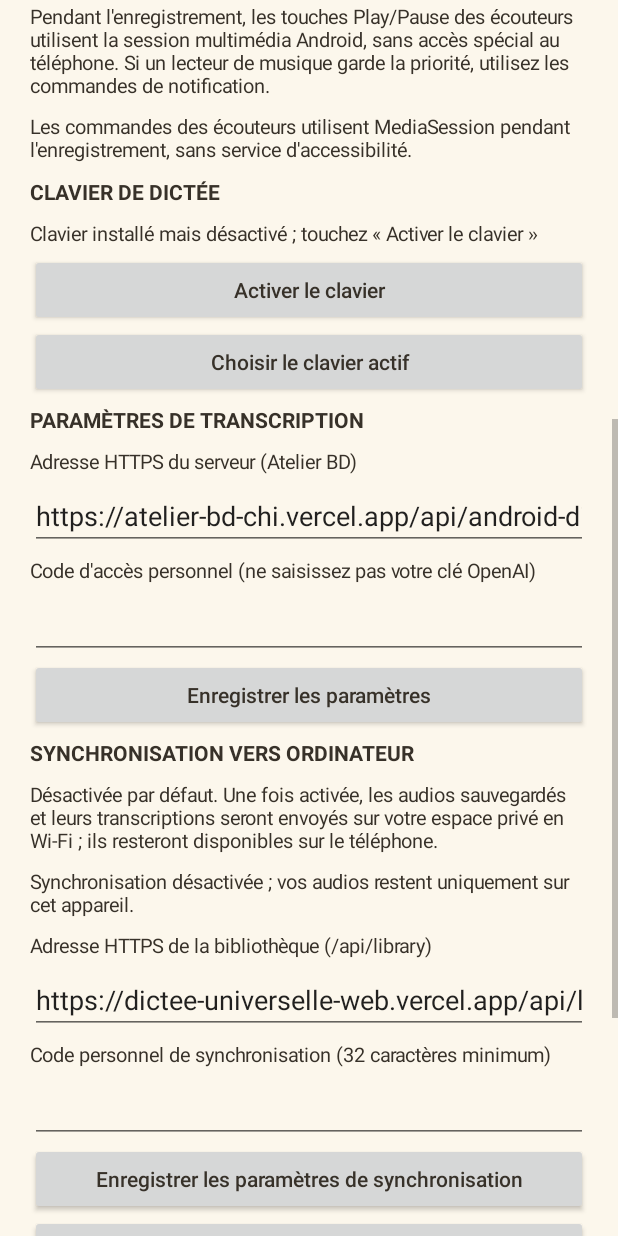
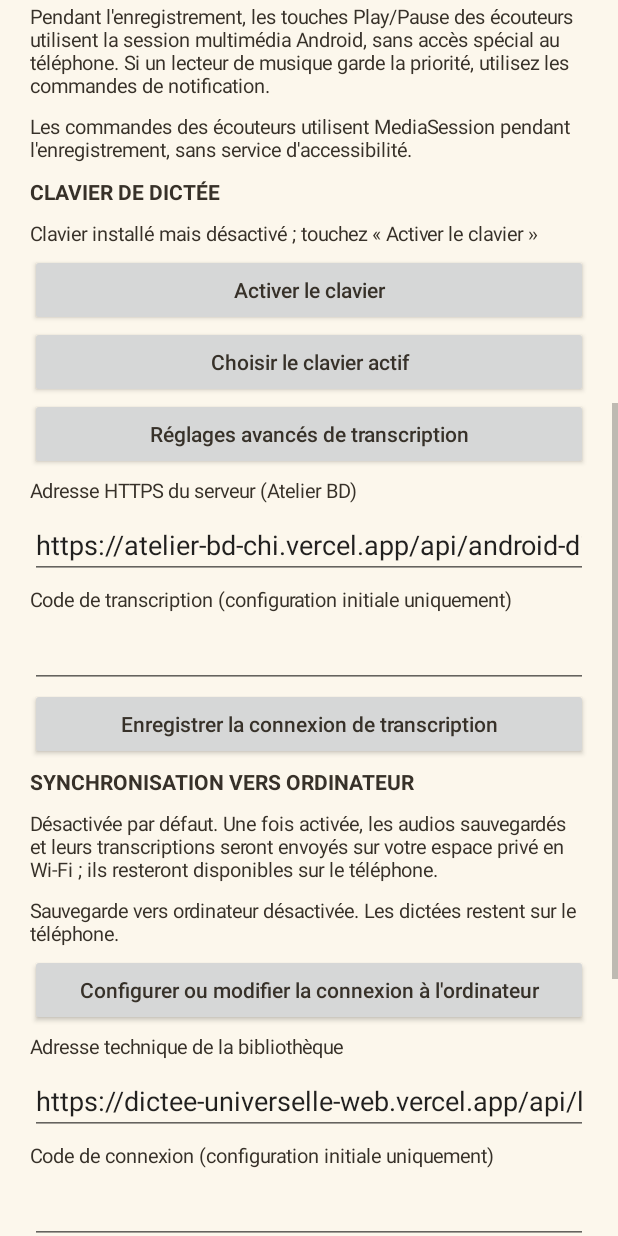
Before and after one commit to Vincladef/dictee-universelle-android, an Android app: the screen it shows after launch (MainActivity), scrolled down 576 dp, on a phone screen of 412 x 824 dp. Run offline under Robolectric (Android 15) with nearby library versions, the phone set to English and light mode, and no system bars.

Commit message:
release: v0.9.2 Android 14 sync stability and simplified settings
* fix(android14): declare ACCESS_NETWORK_STATE for Wi-Fi JobScheduler constraints

* fix: prevent scheduled sync errors from crashing Android activity or keyboard

* fix(ux): hide technical credentials after setup and make sync failure nonfatal

* test(android): reproduce enabled-sync startup crash on Android API 34

* release: Dictée universelle 0.9.2 Android 14 sync crash fix

```diff
--- a/android/app/build.gradle.kts
+++ b/android/app/build.gradle.kts
@@ -7,8 +7,8 @@ android {
         applicationId = "fr.denizot.dictee.inline"
         minSdk = 26
         targetSdk = 35
-        versionCode = 11
-        versionName = "0.9.1"
+        versionCode = 12
+        versionName = "0.9.2"
     }
 
     signingConfigs {
@@ -26,7 +26,7 @@ android {
     }
     buildTypes {
         getByName("debug") {
-            applicationIdSuffix = ".testv091"
+            applicationIdSuffix = ".testv092"
             versionNameSuffix = "-test"
         }
         getByName("release") {
--- a/android/app/src/main/AndroidManifest.xml
+++ b/android/app/src/main/AndroidManifest.xml
@@ -4,6 +4,7 @@
     <uses-permission android:name="android.permission.FOREGROUND_SERVICE_MICROPHONE" />
     <uses-permission android:name="android.permission.POST_NOTIFICATIONS" />
     <uses-permission android:name="android.permission.INTERNET" />
+    <uses-permission android:name="android.permission.ACCESS_NETWORK_STATE" />
     <application android:label="Dictée universelle" android:theme="@android:style/Theme.Material.Light.NoActionBar" android:allowBackup="false" android:usesCleartextTraffic="false">
         <activity android:name=".MicrophonePermissionActivity" android:exported="false" android:theme="@android:style/Theme.Translucent.NoTitleBar" />
         <activity android:name=".MainActivity" android:exported="true" android:windowSoftInputMode="adjustResize">
--- a/android/app/src/main/java/fr/denizot/dictee/MainActivity.kt
+++ b/android/app/src/main/java/fr/denizot/dictee/MainActivity.kt
@@ -136,54 +136,69 @@ class MainActivity : Activity() {
         root.addView(button("Choisir le clavier actif") {
             (getSystemService(INPUT_METHOD_SERVICE) as InputMethodManager).showInputMethodPicker()
         })
-        root.addView(text("PARAMÈTRES DE TRANSCRIPTION", 14f, true))
-        root.addView(text("Adresse HTTPS du serveur (Atelier BD)", 13f))
+        val transcriptionSettings = column()
+        root.addView(button("Réglages avancés de transcription") {
+            transcriptionSettings.visibility =
+                if (transcriptionSettings.visibility == View.VISIBLE) View.GONE else View.VISIBLE
+        })
+        root.addView(transcriptionSettings)
+        transcriptionSettings.visibility = if (DictationSettings.token(this).isBlank()) View.VISIBLE else View.GONE
+        transcriptionSettings.addView(text("Adresse HTTPS du serveur (Atelier BD)", 13f))
         endpointField = EditText(this).apply {
             setSingleLine(true); inputType = InputType.TYPE_CLASS_TEXT or InputType.TYPE_TEXT_VARIATION_URI
             setText(DictationSettings.endpoint(this@MainActivity))
         }
-        root.addView(endpointField)
-        root.addView(text("Code d'accès personnel (ne saisissez pas votre clé OpenAI)", 13f))
+        transcriptionSettings.addView(endpointField)
+        transcriptionSettings.addView(text("Code de transcription (configuration initiale uniquement)", 13f))
         tokenField = EditText(this).apply {
             setSingleLine(true); inputType = InputType.TYPE_CLASS_TEXT or InputType.TYPE_TEXT_VARIATION_PASSWORD
             setText(DictationSettings.token(this@MainActivity))
         }
-        root.addView(tokenField)
-        root.addView(button("Enregistrer les paramètres") {
+        transcriptionSettings.addView(tokenField)
+        transcriptionSettings.addView(button("Enregistrer la connexion de transcription") {
             val endpoint = endpointField.text.toString().trim()
             if (!endpoint.startsWith("https://")) {
                 toast("Une adresse HTTPS est nécessaire")
             } else {
                 DictationSettings.save(this, endpoint, tokenField.text.toString())
-                toast("Paramètres enregistrés")
+                transcriptionSettings.visibility = View.GONE
+                toast("Connexion de transcription enregistrée")
             }
         })
         root.addView(text("SYNCHRONISATION VERS ORDINATEUR", 14f, true))
         root.addView(text("Désactivée par défaut. Une fois activée, les audios sauvegardés et leurs transcriptions seront envoyés sur votre espace privé en Wi-Fi ; ils resteront disponibles sur le téléphone.", 13f))
         syncStatus = text("Chargement des paramètres…", 13f)
         root.addView(syncStatus)
-        root.addView(text("Adresse HTTPS de la bibliothèque (/api/library)", 13f))
+        val syncSettings = column()
+        root.addView(button("Configurer ou modifier la connexion à l'ordinateur") {
+            syncSettings.visibility =
+                if (syncSettings.visibility == View.VISIBLE) View.GONE else View.VISIBLE
+        })
+        root.addView(syncSettings)
+        syncSettings.visibility = if (SyncConfig.token(this).isBlank()) View.VISIBLE else View.GONE
+        syncSettings.addView(text("Adresse technique de la bibliothèque", 13f))
         syncEndpointField = EditText(this).apply {
             setSingleLine(true)
             inputType = InputType.TYPE_CLASS_TEXT or InputType.TYPE_TEXT_VARIATION_URI
             setText(SyncConfig.url(this@MainActivity))
         }
-        root.addView(syncEndpointField)
-        root.addView(text("Code personnel de synchronisation (32 caractères minimum)", 13f))
+        syncSettings.addView(syncEndpointField)
+        syncSettings.addView(text("Code de connexion (configuration initiale uniquement)", 13f))
         syncTokenField = EditText(this).apply {
             setSingleLine(true)
             inputType = InputType.TYPE_CLASS_TEXT or InputType.TYPE_TEXT_VARIATION_PASSWORD
             setText(SyncConfig.token(this@MainActivity))
         }
-        root.addView(syncTokenField)
-        root.addView(button("Enregistrer les paramètres de synchronisation") {
+        syncSettings.addView(syncTokenField)
+        syncSettings.addView(button("Enregistrer la connexion à l'ordinateur") {
             val endpoint = syncEndpointField.text.toString().trim()
             val code = syncTokenField.text.toString().trim()
             if (!endpoint.startsWith("https://") || !endpoint.endsWith("/api/library") || code.length < 32)
                 toast("Adresse /api/library HTTPS et code de 32 caractères requis")
             else {
                 SyncConfig.save(this, endpoint, code)
-                toast("Paramètres enregistrés")
+                syncSettings.visibility = View.GONE
+                toast("Connexion enregistrée")
                 updateSyncUi()
             }
         })
@@ -193,8 +208,11 @@ class MainActivity : Activity() {
                 toast("Enregistrez d'abord l'adresse et le code"); return@button
             }
             SyncConfig.enable(this, enable)
-            if (enable) { AudioSync.schedulePeriodic(this); AudioSync.scheduleOnce(this) }
-            else AudioSync.cancel(this)
+            if (enable) {
+                if (AudioSync.schedulePeriodic(this)) AudioSync.scheduleOnce(this)
+                if (!SyncConfig.enabled(this))
+                    toast("Synchronisation suspendue : vérifiez la connexion. Les dictées restent enregistrées.")
+            } else AudioSync.cancel(this)
             updateSyncUi()
         }
         root.addView(syncToggle)
@@ -225,6 +243,7 @@ class MainActivity : Activity() {
         setContentView(scroll)
         store.recoverAbandonedSessions()
         AudioSync.schedulePeriodic(this)
+        updateSyncUi()
         refreshHistory()
         refreshKeyboardStatus()
         handler.post(object : Runnable {
@@ -251,8 +270,12 @@ class MainActivity : Activity() {
     private fun updateSyncUi() {
         syncToggle.text = if (SyncConfig.enabled(this)) "Désactiver la synchronisation"
             else "Activer la synchronisation"
-        syncStatus.text = if (SyncConfig.enabled(this)) "Synchronisation activée (Wi-Fi)"
-            else "Synchronisation désactivée ; vos audios restent uniquement sur cet appareil."
+        val failure = SyncConfig.schedulingError(this)
+        syncStatus.text = when {
+            failure.isNotBlank() -> failure + " Vos enregistrements locaux sont conservés."
+            SyncConfig.enabled(this) -> "Sauvegarde vers ordinateur activée (Wi-Fi)."
+            else -> "Sauvegarde vers ordinateur désactivée. Les dictées restent sur le téléphone."
+        }
     }
     private fun refreshKeyboardStatus() {
         val manager = getSystemService(INPUT_METHOD_SERVICE) as InputMethodManager
```
Also changed, not shown: android/app/src/main/java/fr/denizot/dictee/AudioSync.kt (+42 -13 lines), 1 other file.
